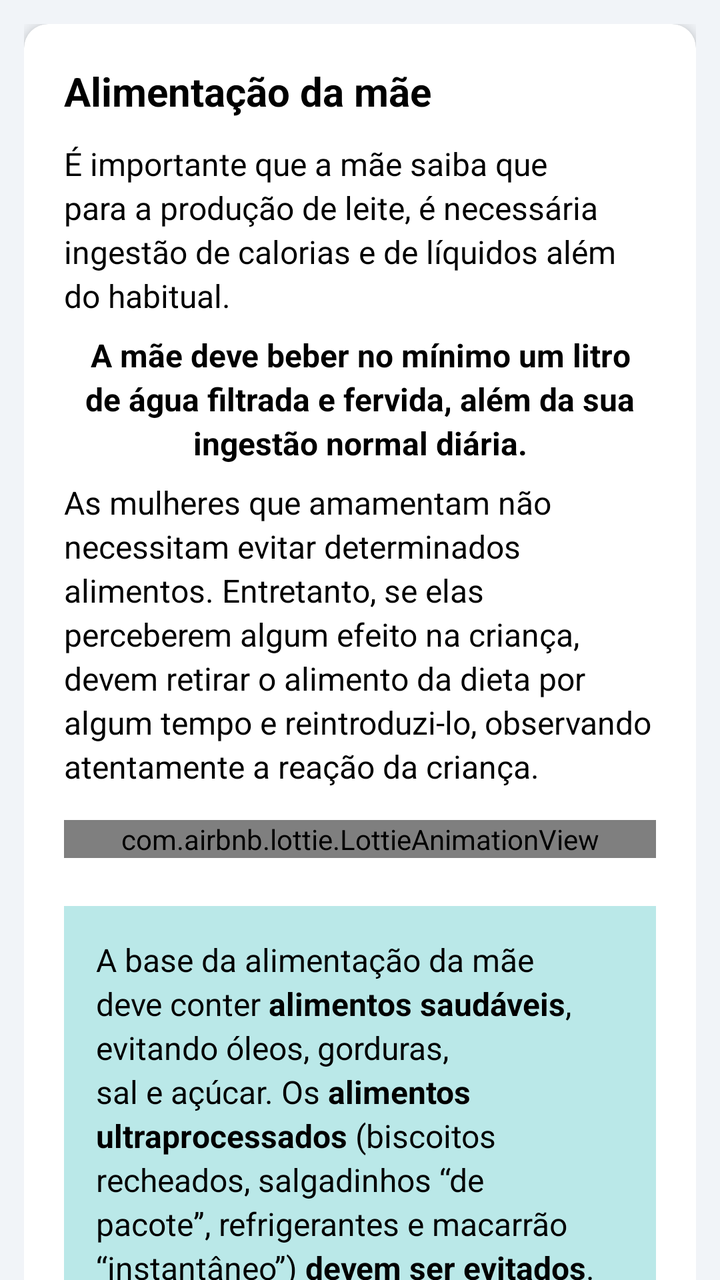
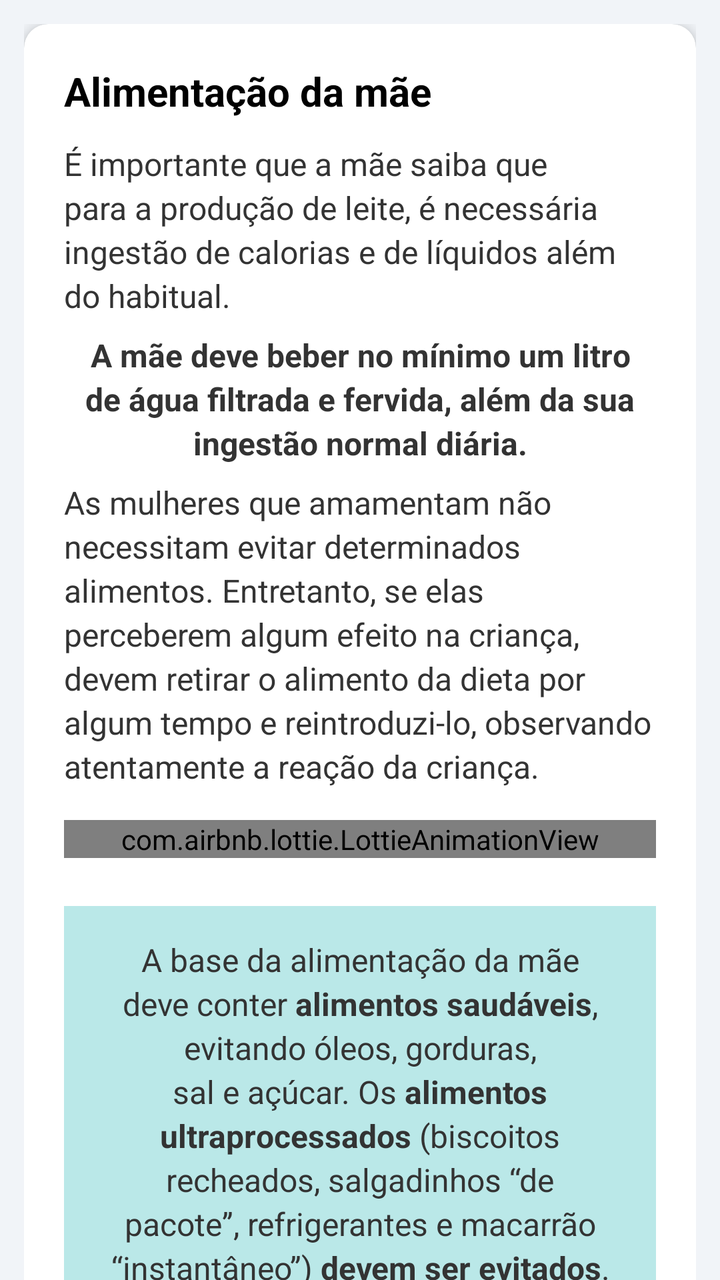

Compare the two renders of this Android layout. The source of the first and the diff that turns it into the second are given below.
<!-- AndroidManifest.xml: application theme Theme.NutrirAGente -->
<!-- res/layout/mother_diet.xml -->
<?xml version="1.0" encoding="utf-8"?>
<androidx.coordinatorlayout.widget.CoordinatorLayout xmlns:android="http://schemas.android.com/apk/res/android"
    xmlns:app="http://schemas.android.com/apk/res-auto"
    android:layout_width="match_parent"
    android:layout_height="match_parent"
    android:background="@color/gray">

    
    <com.google.android.material.appbar.AppBarLayout
        android:layout_width="match_parent"
        android:layout_height="wrap_content"
        android:background="@color/blue_toolbar"
        app:elevation="12dp">



    </com.google.android.material.appbar.AppBarLayout>


    <androidx.core.widget.NestedScrollView
        android:layout_width="match_parent"
        android:layout_height="match_parent"
        app:layout_behavior="@string/appbar_scrolling_view_behavior">

        <LinearLayout
            android:layout_width="match_parent"
            android:layout_height="wrap_content"
            android:orientation="vertical"
            android:padding="12dp">

            <androidx.cardview.widget.CardView
                android:layout_width="match_parent"
                android:layout_height="wrap_content"
                android:layout_marginBottom="16dp"
                app:cardCornerRadius="12dp"
                app:cardElevation="4dp">

                <LinearLayout
                    android:layout_width="match_parent"
                    android:layout_height="wrap_content"
                    android:orientation="vertical"
                    android:padding="20dp">

                    
                    <TextView
                        android:layout_width="wrap_content"
                        android:layout_height="wrap_content"
                        android:layout_marginBottom="12dp"
                        android:text="@string/title_mother_feeding"
                        android:textColor="@android:color/black"
                        android:textSize="20sp"
                        android:textStyle="bold" />


                    <TextView
                        android:layout_width="match_parent"
                        android:layout_height="wrap_content"
                        android:layout_marginBottom="8dp"
                        android:lineSpacingExtra="3dp"
                        android:textColor="@color/black"
                        android:text="@string/about_milk_production"
                        android:textSize="16sp" />


                    <TextView
                        android:layout_width="match_parent"
                        android:layout_height="wrap_content"
                        android:layout_marginBottom="8dp"
                        android:lineSpacingExtra="3dp"
                        android:textAlignment="center"
                        android:textColor="@color/black"
                        android:text="@string/about_water_intake"
                        android:textStyle="bold"
                        android:textSize="16sp" />


                    <TextView
                        android:layout_width="match_parent"
                        android:layout_height="wrap_content"
                        android:layout_marginBottom="8dp"
                        android:lineSpacingExtra="3dp"
                        android:textColor="@color/black"
                        android:text="@string/about_food_intake"
                        android:textSize="16sp" />

                    <com.airbnb.lottie.LottieAnimationView
                        android:id="@+id/healthy_or_junk_food"
                        android:layout_width="match_parent"
                        android:layout_height="wrap_content"
                        android:layout_marginVertical="8dp"
                        android:adjustViewBounds="true"
                        android:scaleType="fitCenter"
                        app:lottie_rawRes="@raw/healthy_or_junk_food"
                        app:lottie_autoPlay="true"
                        app:lottie_loop="true" />


                    <TextView
                        android:layout_width="match_parent"
                        android:layout_height="wrap_content"
                        android:layout_marginTop="16dp"
                        android:background="@color/warn_blue"
                        android:padding="16dp"
                        android:text="@string/healthy_food_box"
                        android:textColor="@color/black"
                        android:textSize="16sp"
                        android:lineSpacingExtra="3dp" />

                </LinearLayout>
            </androidx.cardview.widget.CardView>

        </LinearLayout>
    </androidx.core.widget.NestedScrollView>

</androidx.coordinatorlayout.widget.CoordinatorLayout>
<!-- resources referenced by this layout -->
<resources>
  <color name="black">#FF000000</color>
  <color name="blue_toolbar">#272643</color>
  <color name="gray">#F1F4F8</color>
  <color name="warn_blue">#FFBAE8E8</color>
  <string name="title_mother_feeding">Alimentação da mãe</string>
  <color name="purple_500">#FF6200EE</color>
  <color name="white">#FFFFFFFF</color>
  <color name="teal_200">#FF03DAC5</color>
  <color name="teal_700">#FF018786</color>
  <!-- unchanged entries left out for length: 5 -->
</resources>

<!-- the commit's change to res/layout/mother_diet.xml (unified diff, before → after) -->
@@ -10,12 +10,7 @@
         android:layout_width="match_parent"
         android:layout_height="wrap_content"
         android:background="@color/blue_toolbar"
-        app:elevation="12dp">
-
-
-
-    </com.google.android.material.appbar.AppBarLayout>
-
+        app:elevation="@dimen/appbar_elevation" />
 
     <androidx.core.widget.NestedScrollView
         android:layout_width="match_parent"
@@ -23,88 +18,55 @@
         app:layout_behavior="@string/appbar_scrolling_view_behavior">
 
         <LinearLayout
-            android:layout_width="match_parent"
-            android:layout_height="wrap_content"
-            android:orientation="vertical"
-            android:padding="12dp">
+            style="@style/LinearContainer">
 
             <androidx.cardview.widget.CardView
-                android:layout_width="match_parent"
-                android:layout_height="wrap_content"
-                android:layout_marginBottom="16dp"
-                app:cardCornerRadius="12dp"
-                app:cardElevation="4dp">
+                style="@style/CardNutrir">
 
                 <LinearLayout
-                    android:layout_width="match_parent"
-                    android:layout_height="wrap_content"
-                    android:orientation="vertical"
-                    android:padding="20dp">
+                    style="@style/CardContent">
 
                     
                     <TextView
-                        android:layout_width="wrap_content"
-                        android:layout_height="wrap_content"
-                        android:layout_marginBottom="12dp"
-                        android:text="@string/title_mother_feeding"
-                        android:textColor="@android:color/black"
-                        android:textSize="20sp"
+                        style="@style/TextTitle"
+                        android:text="@string/title_mother_feeding" />
+
+                    <TextView
+                        style="@style/TextBody"
+                        android:layout_marginBottom="@dimen/spacing_sm"
+                        android:text="@string/about_milk_production" />
+
+                    <TextView
+                        style="@style/TextBody"
+                        android:layout_marginBottom="@dimen/spacing_sm"
+                        android:textAlignment="center"
+                        android:text="@string/about_water_intake"
                         android:textStyle="bold" />
 
-
                     <TextView
-                        android:layout_width="match_parent"
-                        android:layout_height="wrap_content"
-                        android:layout_marginBottom="8dp"
-                        android:lineSpacingExtra="3dp"
-                        android:textColor="@color/black"
-                        android:text="@string/about_milk_production"
-                        android:textSize="16sp" />
-
-
-                    <TextView
-                        android:layout_width="match_parent"
-                        android:layout_height="wrap_content"
-                        android:layout_marginBottom="8dp"
-                        android:lineSpacingExtra="3dp"
-                        android:textAlignment="center"
-                        android:textColor="@color/black"
-                        android:text="@string/about_water_intake"
-                        android:textStyle="bold"
-                        android:textSize="16sp" />
-
-
-                    <TextView
-                        android:layout_width="match_parent"
-                        android:layout_height="wrap_content"
-                        android:layout_marginBottom="8dp"
-                        android:lineSpacingExtra="3dp"
-                        android:textColor="@color/black"
-                        android:text="@string/about_food_intake"
-                        android:textSize="16sp" />
+                        style="@style/TextBody"
+                        android:layout_marginBottom="@dimen/spacing_sm"
+                        android:text="@string/about_food_intake" />
 
                     <com.airbnb.lottie.LottieAnimationView
                         android:id="@+id/healthy_or_junk_food"
                         android:layout_width="match_parent"
                         android:layout_height="wrap_content"
-                        android:layout_marginVertical="8dp"
+                        android:layout_marginVertical="@dimen/spacing_sm"
                         android:adjustViewBounds="true"
                         android:scaleType="fitCenter"
                         app:lottie_rawRes="@raw/healthy_or_junk_food"
                         app:lottie_autoPlay="true"
                         app:lottie_loop="true" />
 
+                    <LinearLayout
+                        style="@style/AlertBoxBlue"
+                        android:layout_marginTop="@dimen/spacing_lg">
 
-                    <TextView
-                        android:layout_width="match_parent"
-                        android:layout_height="wrap_content"
-                        android:layout_marginTop="16dp"
-                        android:background="@color/warn_blue"
-                        android:padding="16dp"
-                        android:text="@string/healthy_food_box"
-                        android:textColor="@color/black"
-                        android:textSize="16sp"
-                        android:lineSpacingExtra="3dp" />
+                        <TextView
+                            style="@style/AlertTextBlue"
+                            android:text="@string/healthy_food_box" />
+                    </LinearLayout>
 
                 </LinearLayout>
             </androidx.cardview.widget.CardView>
<!-- resource entries referenced after the edit -->
@@ -1,10 +1,80 @@
 <!-- resources referenced by this layout -->
 <resources>
   <color name="black">#FF000000</color>
+  <color name="text_primary">#2B2B2B</color>
   <color name="blue_toolbar">#272643</color>
   <color name="gray">#F1F4F8</color>
+  <dimen name="appbar_elevation">12dp</dimen>
+  <dimen name="spacing_lg">16dp</dimen>
+  <dimen name="spacing_sm">8dp</dimen>
   <color name="warn_blue">#FFBAE8E8</color>
+  <dimen name="padding_lg">16dp</dimen>
+  <color name="color_text_black">#333333</color>
+  <dimen name="text_size_md">16sp</dimen>
+  <dimen name="line_spacing_sm">3dp</dimen>
+  <dimen name="padding_xl">20dp</dimen>
+  <dimen name="card_margin_bottom">16dp</dimen>
+  <dimen name="card_radius">12dp</dimen>
+  <dimen name="card_elevation">4dp</dimen>
+  <dimen name="padding_md">12dp</dimen>
+  <style name="TextAppearance.Nutrir" parent="TextAppearance.AppCompat">
+          <item name="android:textColor">@color/text_primary</item>
+          <item name="android:lineSpacingExtra">@dimen/line_spacing_sm</item>
+      </style>
+  <dimen name="text_size_xl">20sp</dimen>
+  <color name="text_bold">#000000</color>
+  <dimen name="spacing_md">12dp</dimen>
   <string name="title_mother_feeding">Alimentação da mãe</string>
+  <style name="AlertBoxBlue">
+          <item name="android:layout_width">match_parent</item>
+          <item name="android:layout_height">wrap_content</item>
+          <item name="android:layout_marginTop">@dimen/spacing_lg</item>
+          <item name="android:background">@color/warn_blue</item>
+          <item name="android:gravity">center</item>
+          <item name="android:padding">@dimen/padding_lg</item>
+      </style>
+  <style name="AlertTextBlue">
+          <item name="android:layout_width">match_parent</item>
+          <item name="android:layout_height">wrap_content</item>
+          <item name="android:gravity">center</item>
+          <item name="android:textColor">@color/color_text_black</item>
+          <item name="android:textSize">@dimen/text_size_md</item>
+          <item name="android:lineSpacingExtra">@dimen/line_spacing_sm</item>
+      </style>
+  <style name="CardContent">
+          <item name="android:layout_width">match_parent</item>
+          <item name="android:layout_height">wrap_content</item>
+          <item name="android:orientation">vertical</item>
+          <item name="android:padding">@dimen/padding_xl</item>
+      </style>
+  <style name="CardNutrir">
+          <item name="android:layout_width">match_parent</item>
+          <item name="android:layout_height">wrap_content</item>
+          <item name="android:layout_marginBottom">@dimen/card_margin_bottom</item>
+          <item name="cardCornerRadius">@dimen/card_radius</item>
+          <item name="cardElevation">@dimen/card_elevation</item>
+      </style>
+  <style name="LinearContainer">
+          <item name="android:layout_width">match_parent</item>
+          <item name="android:layout_height">wrap_content</item>
+          <item name="android:orientation">vertical</item>
+          <item name="android:padding">@dimen/padding_md</item>
+      </style>
+  <style name="TextBody" parent="TextAppearance.Nutrir">
+          <item name="android:layout_width">match_parent</item>
+          <item name="android:layout_height">wrap_content</item>
+          <item name="android:textSize">@dimen/text_size_md</item>
+          <item name="android:lineSpacingExtra">@dimen/line_spacing_sm</item>
+          <item name="android:textColor">@color/color_text_black</item>
+      </style>
+  <style name="TextTitle" parent="TextAppearance.Nutrir">
+          <item name="android:layout_width">wrap_content</item>
+          <item name="android:layout_height">wrap_content</item>
+          <item name="android:textSize">@dimen/text_size_xl</item>
+          <item name="android:textStyle">bold</item>
+          <item name="android:textColor">@color/text_bold</item>
+          <item name="android:layout_marginBottom">@dimen/spacing_md</item>
+      </style>
   <color name="purple_500">#FF6200EE</color>
   <color name="white">#FFFFFFFF</color>
   <color name="teal_200">#FF03DAC5</color>
